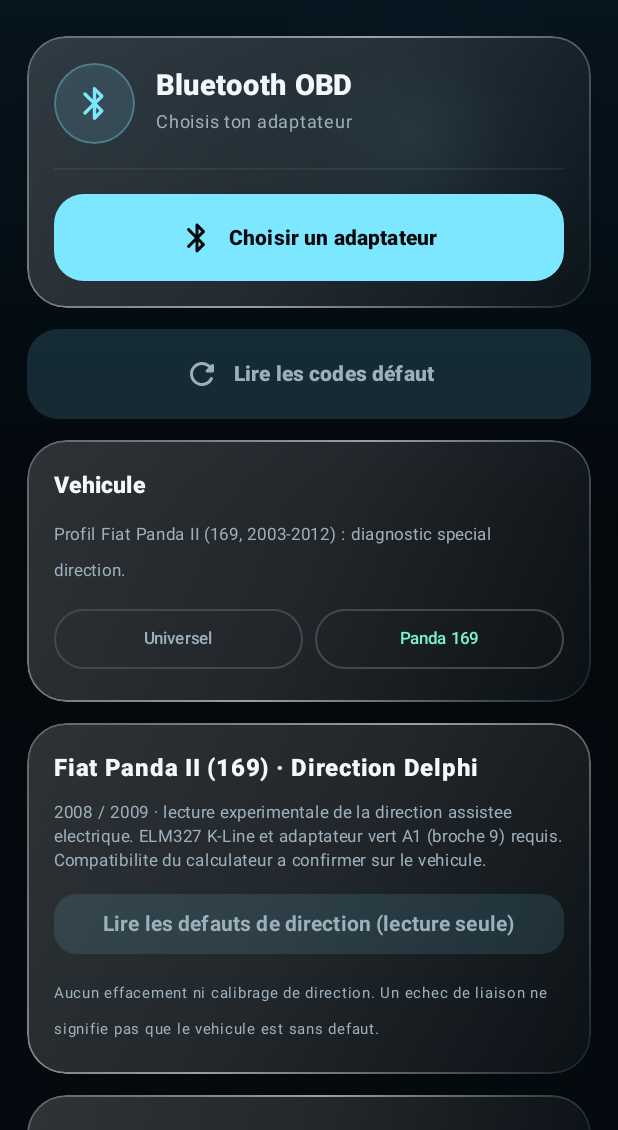
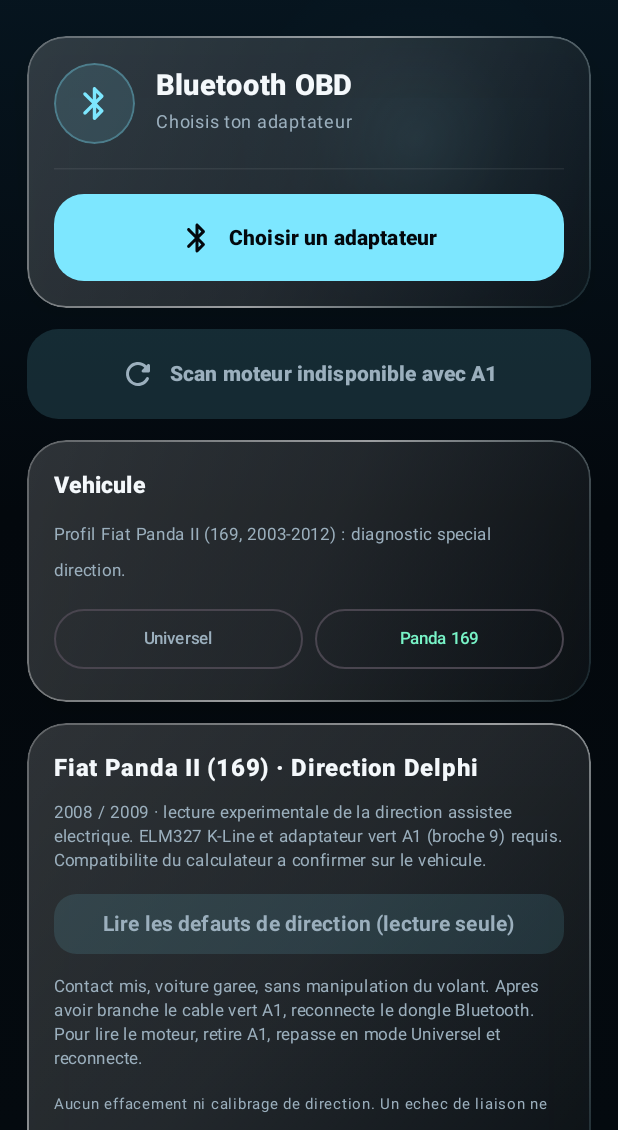
Before and after one commit to dj41ph4/Obdfree, an Android app built with Jetpack Compose: the screen it shows after launch (MainActivity), after a tap on "Panda 169", on a phone screen of 412 x 824 dp, the part 106-1236 px from its top. Run offline under Robolectric (Android 15) with nearby library versions, the phone set to English and light mode, and no system bars; 2 other taps on this screen came first.

Commit message:
fix(fiat): disable generic engine/clear controls on A1 EPS profile and explain physical adapter switching

```diff
--- a/app/src/main/java/com/obdfree/app/ui/ObdFreeApp.kt
+++ b/app/src/main/java/com/obdfree/app/ui/ObdFreeApp.kt
@@ -141,7 +141,8 @@ fun ObdFreeApp(
             item {
                 Button(
                     onClick = onScan,
-                    enabled = state.connectionState == ConnectionState.CONNECTED &&
+                    enabled = state.vehicleProfile == VehicleProfile.GENERIC &&
+                        state.connectionState == ConnectionState.CONNECTED &&
                         !state.isBusy &&
                         !state.continuousClearEnabled,
                     modifier = Modifier
@@ -169,6 +170,7 @@ fun ObdFreeApp(
                         text = when {
                             state.continuousClearEnabled -> "Effacement continu actif"
                             state.isBusy -> state.statusMessage
+                            state.vehicleProfile == VehicleProfile.FIAT_PANDA_169 -> "Scan moteur indisponible avec A1"
                             else -> "Lire les codes défaut"
                         },
                         fontWeight = FontWeight.Black,
@@ -193,6 +195,7 @@ fun ObdFreeApp(
                 }
             }
 
+            if (state.vehicleProfile == VehicleProfile.GENERIC) {
                 item {
                     ContinuousClearCard(
                         enabled = state.continuousClearEnabled,
@@ -206,6 +209,7 @@ fun ObdFreeApp(
                             }
                         },
                     )
+                }
             }
 
             state.clearHistory?.let { history ->
@@ -234,7 +238,9 @@ fun ObdFreeApp(
                 }
             }
 
-            if (state.connectionState == ConnectionState.CONNECTED && !state.continuousClearEnabled) {
+            if (state.vehicleProfile == VehicleProfile.GENERIC &&
+                state.connectionState == ConnectionState.CONNECTED && !state.continuousClearEnabled
+            ) {
                 item {
                     OutlinedButton(
                         onClick = { showClearDialog = true },
@@ -437,7 +443,9 @@ private fun ConnectionCard(
                     )
                 }
 
-                if (state.connectionState == ConnectionState.CONNECTED || state.continuousClearEnabled) {
+                if ((state.connectionState == ConnectionState.CONNECTED || state.continuousClearEnabled) &&
+                    state.vehicleProfile == VehicleProfile.GENERIC
+                ) {
                     Box(
                         modifier = Modifier
                             .clip(CircleShape)
@@ -641,6 +649,14 @@ private fun FiatPanda169EpsCard(
                     fontSize = 11.sp,
                 )
             }
+            Text(
+                "Contact mis, voiture garee, sans manipulation du volant. " +
+                    "Apres avoir branche le cable vert A1, reconnecte le dongle Bluetooth. " +
+                    "Pour lire le moteur, retire A1, repasse en mode Universel et reconnecte.",
+                color = TextSecondary,
+                fontSize = 11.sp,
+                lineHeight = 16.sp,
+            )
             Text(
                 "Aucun effacement ni calibrage de direction. Un echec de liaison " +
                     "ne signifie pas que le vehicule est sans defaut.",
```
Lines whose indentation alone changed are shown as unchanged.
